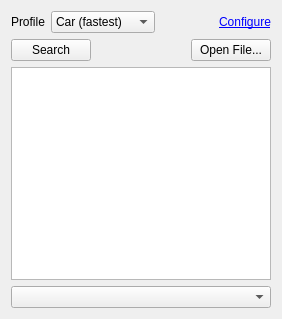
This is src/lib/routing/RoutingWidget.ui in KDE/marble as Qt 5 draws it before an edit. The edited form follows.
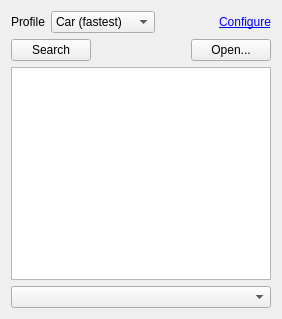
This is the edited form.

Commit message: Use plain "Open..." instead of "Open File..."

The edit to the form file:
```diff
--- a/src/lib/routing/RoutingWidget.ui
+++ b/src/lib/routing/RoutingWidget.ui
@@ -97,7 +97,7 @@
      <item>
       <widget class="QPushButton" name="openButton">
        <property name="text">
-        <string>Open File...</string>
+        <string>Open...</string>
        </property>
        <property name="checkable">
         <bool>false</bool>
```
